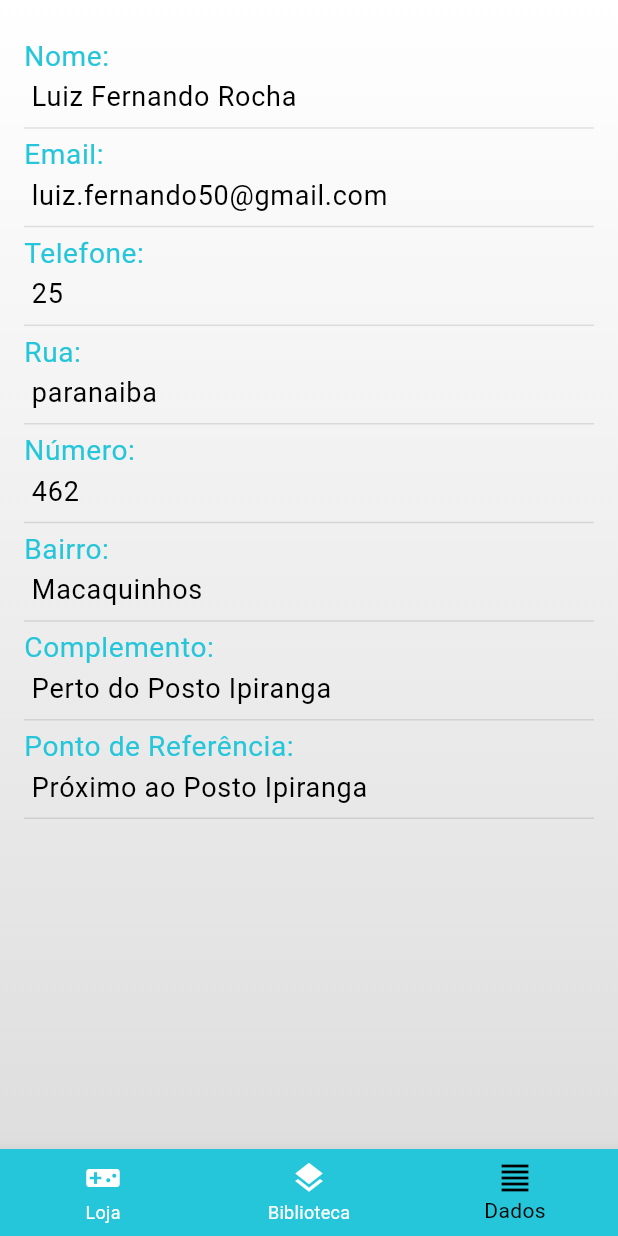
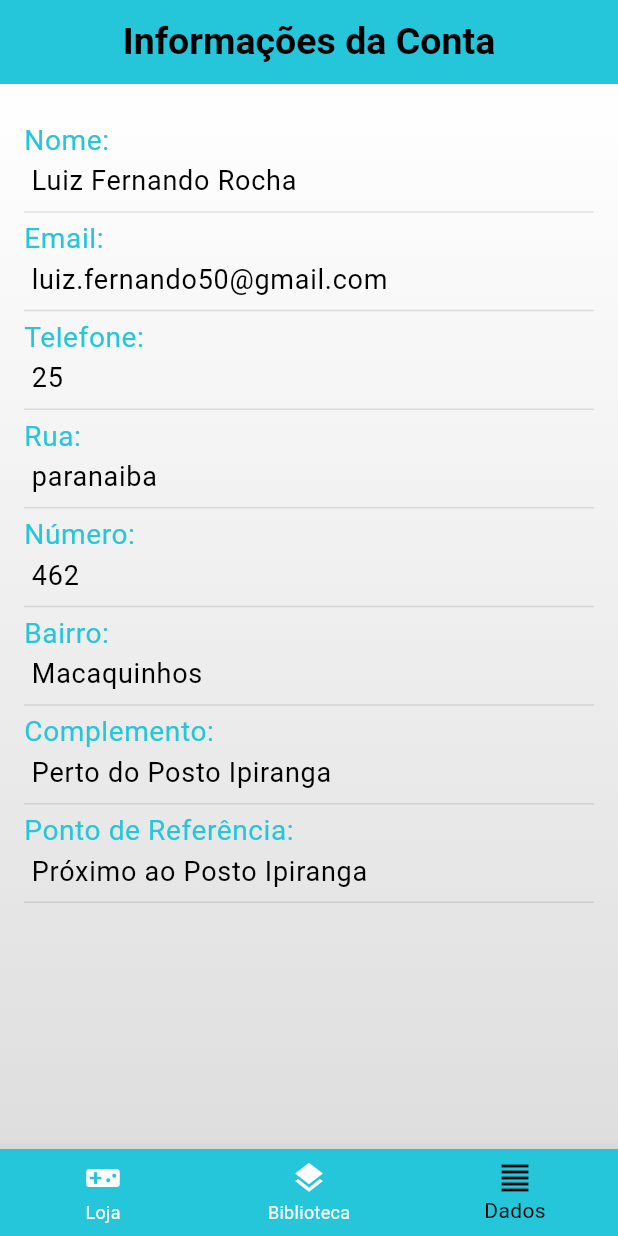
Before and after one commit to caiolara090/GameStore, a Flutter app: the PaginaDados screen opened directly, on a phone screen of 412 x 824 dp. Run offline on Flutter 3.47's test engine with Material 3 defaults, Android fonts, the phone set to English and light mode, and no system bars.

Commit message:
Adicionando appbar da página da loja

```diff
--- a/frontend/lib/PaginaDados.dart
+++ b/frontend/lib/PaginaDados.dart
@@ -35,6 +35,20 @@ class _PaginaDadosState extends State<PaginaDados> {
   @override
   Widget build(BuildContext context) {
     return Scaffold(
+      appBar: AppBar(
+        automaticallyImplyLeading: false,
+        backgroundColor: Colors.cyan.shade400,
+        title: Center(
+          child: Text(
+            'Informações da Conta',
+            style: TextStyle(
+              fontSize: 25,
+              fontWeight: FontWeight.bold,
+              color: Colors.black,
+            ),
+          ),
+        ),
+      ),
       body: Column(
         crossAxisAlignment: CrossAxisAlignment.stretch,
         children: [
```
